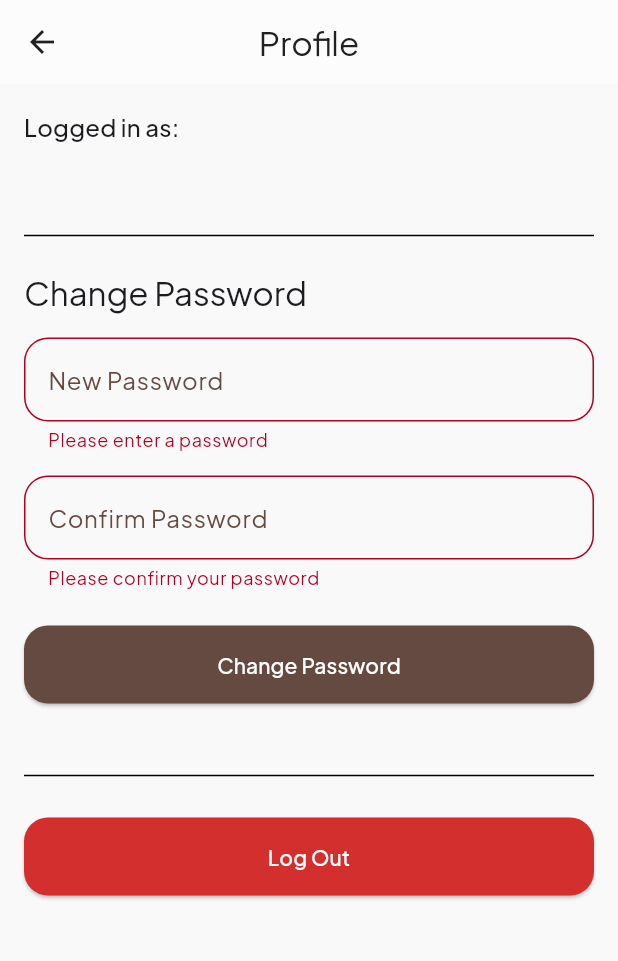
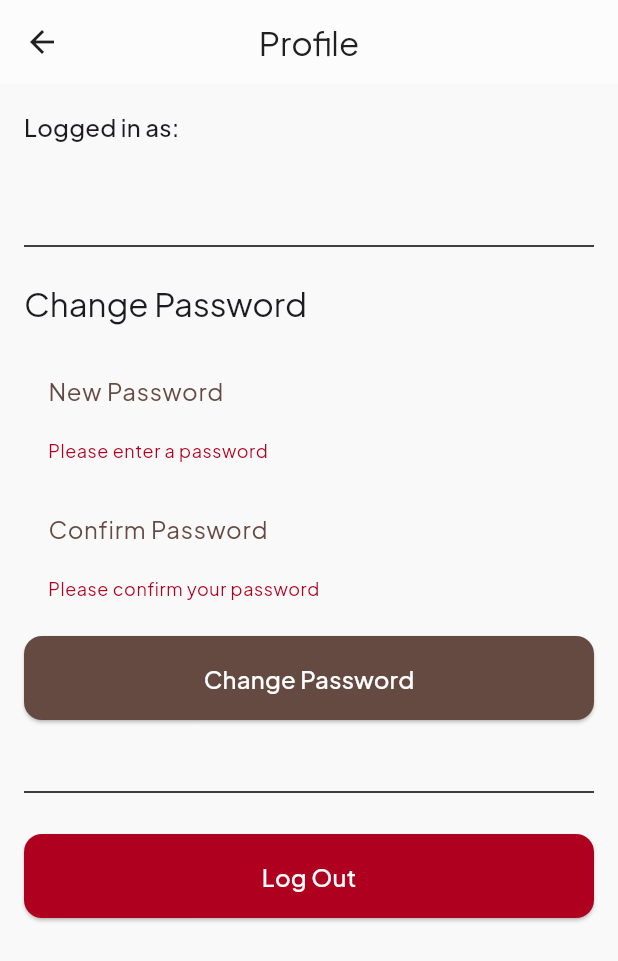
Before and after one commit to miguel101597/ecommerce-app, a Flutter app: the ProfileScreen screen opened directly, after a tap on "Change Password", on a phone screen of 412 x 824 dp. Shown: the top 961 px of the screen. Run offline on Flutter 3.47's test engine with Material 3 defaults, Android fonts, the phone set to English and light mode, and no system bars; our stand-ins replace cloud_firestore, firebase_auth, firebase_core, flutter_native_splash, google_fonts; accounts and stored records are empty.

Commit message:
Update profile screen UI: add theme consistency, filled form fields with rounded borders, improved button styling

```diff
--- a/lib/screens/profile_screen.dart
+++ b/lib/screens/profile_screen.dart
@@ -9,19 +9,15 @@ class ProfileScreen extends StatefulWidget {
 }
 
 class _ProfileScreenState extends State<ProfileScreen> {
-  // 1. Get Firebase instances
   final FirebaseAuth _auth = FirebaseAuth.instance;
   final User? _currentUser = FirebaseAuth.instance.currentUser;
 
-  // 2. Form key and controllers for changing password
   final _formKey = GlobalKey<FormState>();
   final _newPasswordController = TextEditingController();
   final _confirmPasswordController = TextEditingController();
 
-  // 3. State variable for loading
   bool _isLoading = false;
 
-  // 4. Clean up controllers
   @override
   void dispose() {
     _newPasswordController.dispose();
@@ -29,135 +25,110 @@ class _ProfileScreenState extends State<ProfileScreen> {
     super.dispose();
   }
 
-  // 1. This is the "Change Password" logic
   Future<void> _changePassword() async {
-    // 2. Validate the form
-    if (!_formKey.currentState!.validate()) {
-      return;
-    }
+    if (!_formKey.currentState!.validate()) return;
 
-    setState(() {
-      _isLoading = true;
-    });
+    setState(() => _isLoading = true);
 
     try {
-      // 3. This is the Firebase command to update the password
       await _currentUser!.updatePassword(_newPasswordController.text);
 
-      // 4. Show success message
       ScaffoldMessenger.of(context).showSnackBar(
-        const SnackBar(
-          content: Text('Password changed successfully!'),
-          backgroundColor: Colors.green,
+        SnackBar(
+          content: const Text('Password changed successfully!'),
+          backgroundColor: Theme.of(context).colorScheme.primary,
         ),
       );
-      // Clear the fields
+
       _formKey.currentState!.reset();
       _newPasswordController.clear();
       _confirmPasswordController.clear();
-
     } on FirebaseAuthException catch (e) {
-      // 5. Handle errors
       ScaffoldMessenger.of(context).showSnackBar(
         SnackBar(
           content: Text('Failed to change password: ${e.message}'),
-          backgroundColor: Colors.red,
+          backgroundColor: Theme.of(context).colorScheme.error,
         ),
       );
       print("Error changing password: ${e.code}");
-      // e.code 'requires-recent-login' is a common error
-      // This means the user's token is old.
-      // You can prompt them to log out and log back in.
     } finally {
-      if (mounted) {
-        setState(() {
-          _isLoading = false;
-        });
-      }
+      if (mounted) setState(() => _isLoading = false);
     }
   }
 
-  // 6. This is the "Logout" logic
   Future<void> _signOut() async {
-    // 2. Get the Navigator *before* the async call
-    //    (This avoids a "don't use BuildContext" warning)
     final navigator = Navigator.of(context);
-
-    // 3. This is your existing code
     await _auth.signOut();
-
-    // 4. --- THIS IS THE FIX ---
-    //    After signing out, pop all screens until we are
-    //    back at the very first screen (which is our AuthWrapper).
-    //    The AuthWrapper will then correctly show the LoginScreen.
     navigator.popUntil((route) => route.isFirst);
   }
 
   @override
   Widget build(BuildContext context) {
+    final theme = Theme.of(context);
+
     return Scaffold(
       appBar: AppBar(
-        title: const Text('Profile'),
+        title: Text('Profile', style: theme.appBarTheme.titleTextStyle),
+        backgroundColor: theme.appBarTheme.backgroundColor,
+        elevation: 0,
       ),
       body: SingleChildScrollView(
         padding: const EdgeInsets.all(16.0),
         child: Column(
           crossAxisAlignment: CrossAxisAlignment.stretch,
           children: [
-            // 1. User Info Section
-            Text(
-              'Logged in as:',
-              style: Theme.of(context).textTheme.titleMedium,
-            ),
+            // User Info Section
+            Text('Logged in as:', style: theme.textTheme.titleMedium),
+            const SizedBox(height: 4),
             Text(
               _currentUser?.email ?? 'Not logged in',
-              style: const TextStyle(fontSize: 20, fontWeight: FontWeight.bold),
+              style: theme.textTheme.headlineSmall?.copyWith(fontWeight: FontWeight.bold),
             ),
             const SizedBox(height: 24),
-            const Divider(),
+            Divider(color: theme.dividerColor),
             const SizedBox(height: 16),
 
-            // 2. Change Password Form
-            Text(
-              'Change Password',
-              style: Theme.of(context).textTheme.titleLarge,
-            ),
+            // Change Password Section
+            Text('Change Password', style: theme.textTheme.titleLarge),
             const SizedBox(height: 16),
             Form(
               key: _formKey,
               child: Column(
                 children: [
-                  // 3. New Password Field
                   TextFormField(
                     controller: _newPasswordController,
                     obscureText: true,
-                    decoration:
-                        const InputDecoration(labelText: 'New Password'),
+                    decoration: InputDecoration(
+                      labelText: 'New Password',
+                      filled: true,
+                      fillColor: theme.colorScheme.surfaceVariant.withOpacity(0.05),
+                      border: OutlineInputBorder(
+                        borderRadius: BorderRadius.circular(12),
+                        borderSide: BorderSide.none,
+                      ),
+                    ),
                     validator: (value) {
-                      if (value == null || value.isEmpty) {
-                        return 'Please enter a password';
-                      }
-                      if (value.length < 6) {
-                        return 'Password must be at least 6 characters';
-                      }
+                      if (value == null || value.isEmpty) return 'Please enter a password';
+                      if (value.length < 6) return 'Password must be at least 6 characters';
                       return null;
                     },
                   ),
                   const SizedBox(height: 16),
-                  // 4. Confirm Password Field
                   TextFormField(
                     controller: _confirmPasswordController,
                     obscureText: true,
-                    decoration:
-                        const InputDecoration(labelText: 'Confirm Password'),
+                    decoration: InputDecoration(
+                      labelText: 'Confirm Password',
+                      filled: true,
+                      fillColor: theme.colorScheme.surfaceVariant.withOpacity(0.05),
+                      border: OutlineInputBorder(
+                        borderRadius: BorderRadius.circular(12),
+                        borderSide: BorderSide.none,
+                      ),
+                    ),
                     validator: (value) {
-                      if (value == null || value.isEmpty) {
-                        return 'Please confirm your password';
-                      }
-                      // 5. Check if it matches the other field
-                      if (value != _newPasswordController.text) {
-                        return 'Passwords do not match';
-                      }
+                      if (value == null || value.isEmpty) return 'Please confirm your password';
+                      if (value != _newPasswordController.text) return 'Passwords do not match';
                       return null;
                     },
                   ),
@@ -166,30 +137,32 @@ class _ProfileScreenState extends State<ProfileScreen> {
             ),
             const SizedBox(height: 24),
 
-            // 6. "Change Password" Button
+            // Change Password Button
             ElevatedButton(
+              onPressed: _isLoading ? null : _changePassword,
               style: ElevatedButton.styleFrom(
                 padding: const EdgeInsets.symmetric(vertical: 16),
+                shape: RoundedRectangleBorder(borderRadius: BorderRadius.circular(12)),
               ),
-              onPressed: _isLoading ? null : _changePassword,
               child: _isLoading
-                  ? const CircularProgressIndicator(
-                      valueColor: AlwaysStoppedAnimation<Color>(Colors.white),
-                    )
-                  : const Text('Change Password'),
+                  ? CircularProgressIndicator(
+                valueColor: AlwaysStoppedAnimation(theme.colorScheme.onPrimary),
+              )
+                  : Text('Change Password', style: theme.textTheme.titleMedium?.copyWith(color: theme.colorScheme.onPrimary)),
             ),
-
             const SizedBox(height: 40),
-            const Divider(),
+            Divider(color: theme.dividerColor),
             const SizedBox(height: 20),
 
-            // 7. The "Logout" Button
+            // Logout Button
             ElevatedButton(
+              onPressed: _signOut,
               style: ElevatedButton.styleFrom(
-                backgroundColor: Colors.red[700], // Make it red
+                backgroundColor: theme.colorScheme.error,
+                padding: const EdgeInsets.symmetric(vertical: 16),
+                shape: RoundedRectangleBorder(borderRadius: BorderRadius.circular(12)),
               ),
-              onPressed: _signOut,
-              child: const Text('Log Out'),
+              child: Text('Log Out', style: theme.textTheme.titleMedium?.copyWith(color: theme.colorScheme.onError)),
             ),
           ],
         ),
```
